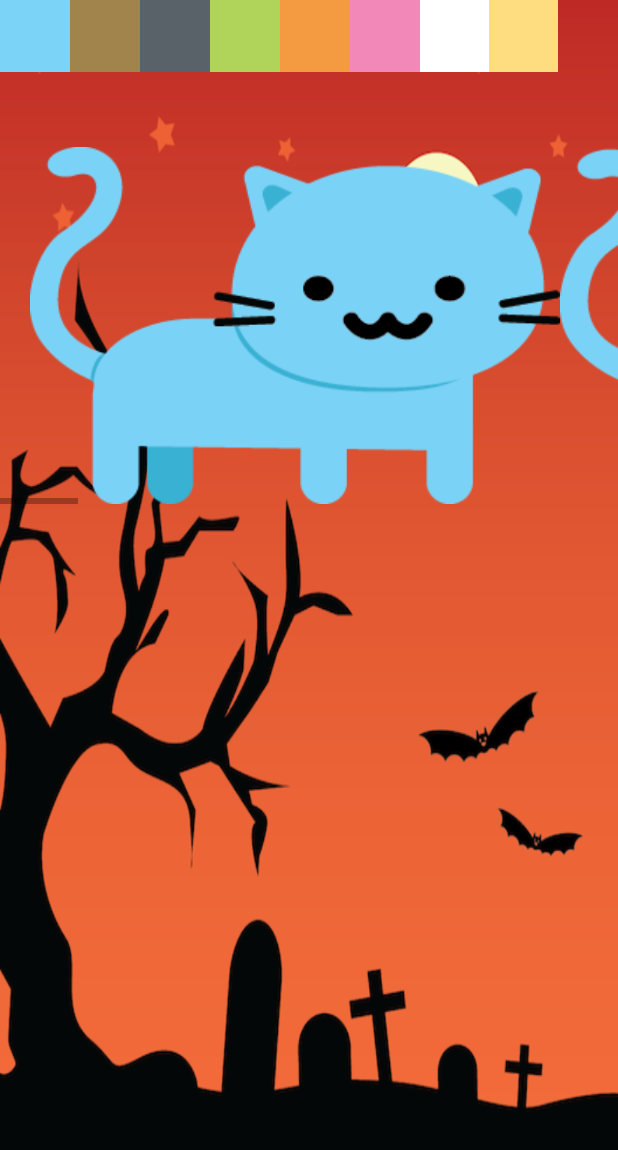
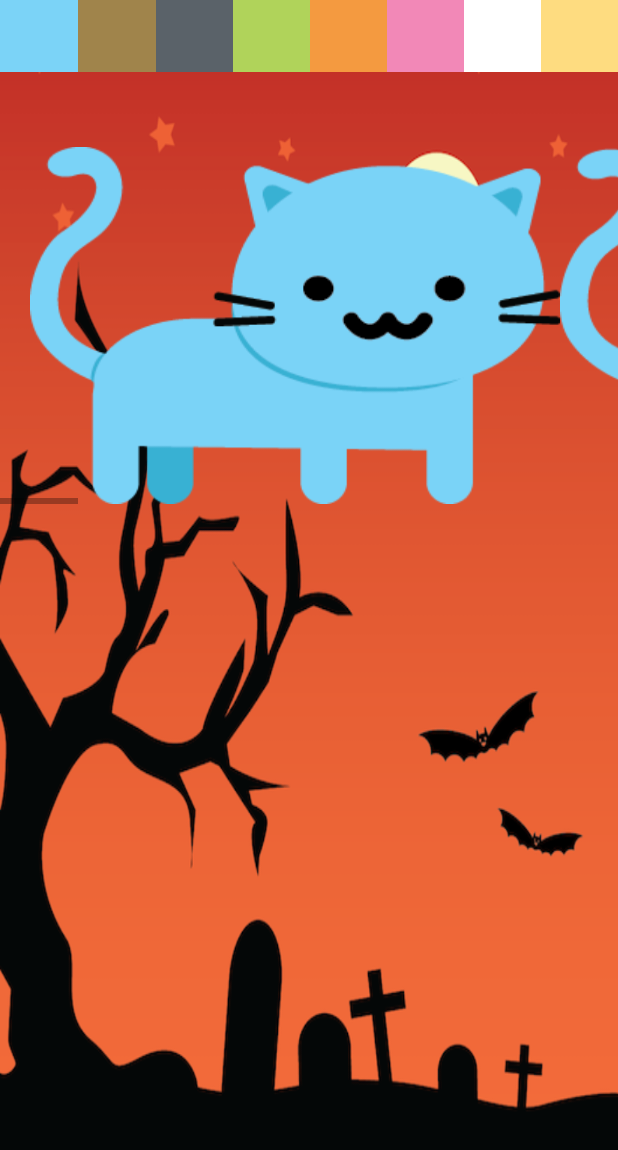
Before and after one commit to yeejkoobt/Pawsitivity, an Android app: the CustomizeCatActivity screen opened directly, with no data from a screen before it, on a phone screen of 412 x 824 dp. Shown: the top 1150 px of the screen. Run offline under Robolectric (Android 15) with nearby library versions, the phone set to English and light mode, and no system bars.

Commit message:
fixed padding on color selection

```diff
--- a/app/src/main/res/layout/activity_customize_cat.xml
+++ b/app/src/main/res/layout/activity_customize_cat.xml
@@ -19,8 +19,7 @@
             android:orientation="horizontal"
             android:layout_width="match_parent"
             android:layout_height="wrap_content"
-            android:paddingBottom="50dp"
-            android:paddingRight="40dp">
+            android:paddingBottom="50dp">
 
             <Button
                 android:layout_width="wrap_content"
```
